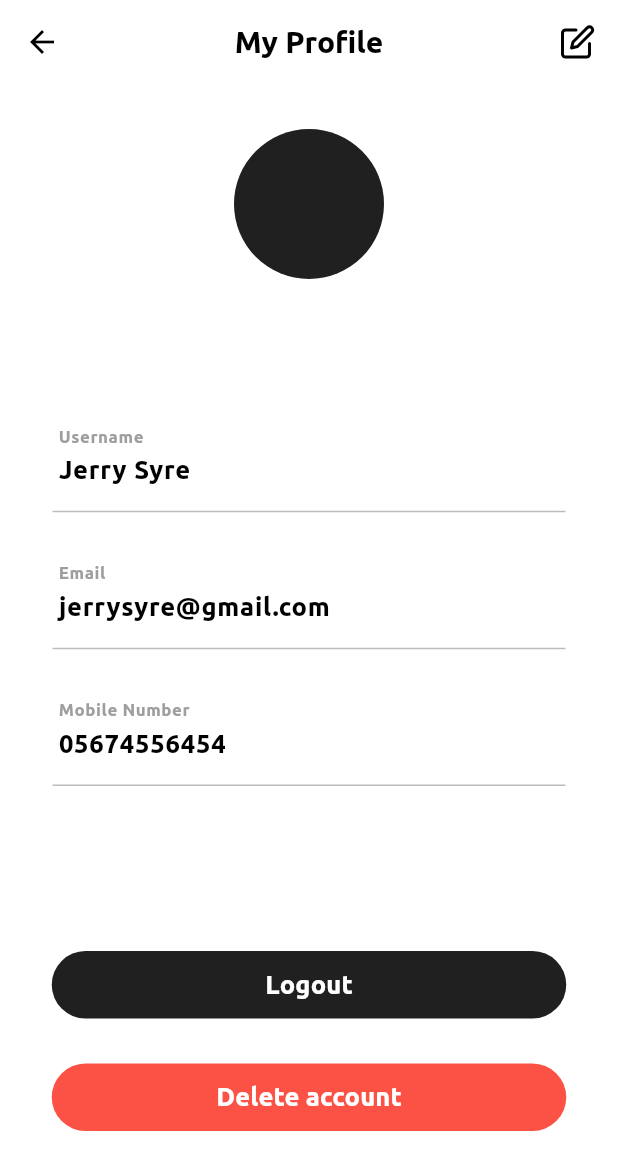
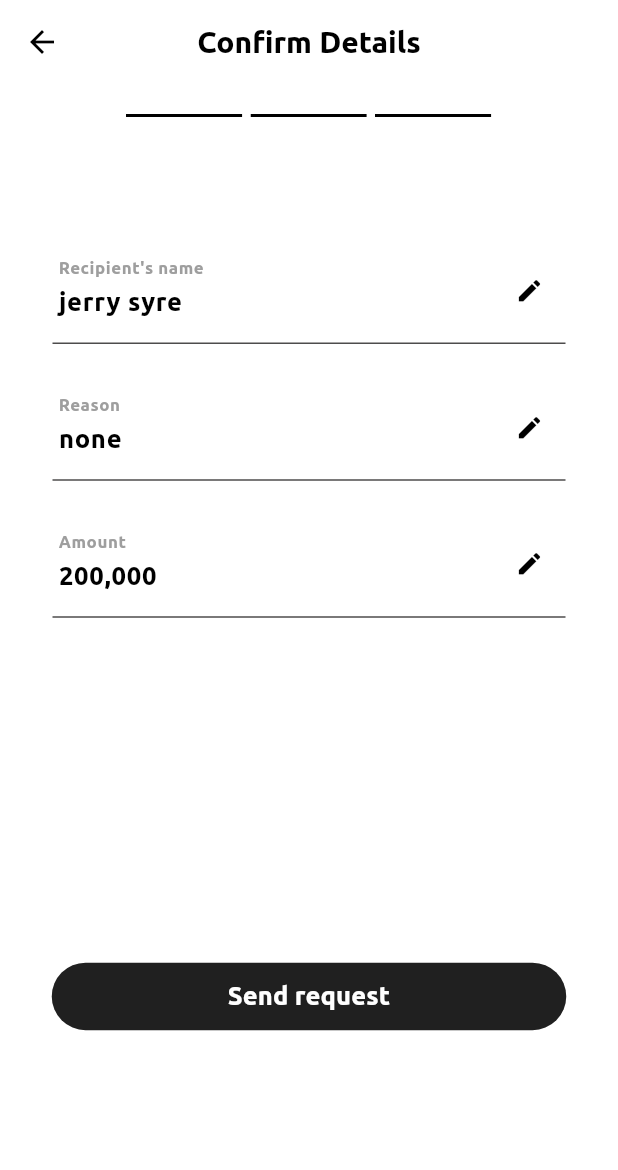
Before and after one commit to top2429/Finance-App, a Flutter app: the screen it shows after launch, on a phone screen of 412 x 824 dp. Shown: the top 1170 px of the screen. Run offline on Flutter 3.47's test engine with Material 2 defaults, Android fonts, the phone set to English and light mode, and no system bars; our stand-ins replace buttons_tabbar, flutter_otp_text_field, flutter_svg, google_fonts; missing offline and left inert: pin_plus_keyboard; project files that could hold a hidden picture were left out.

Commit message:
created the custom request workflow

```diff
--- a/lib/main.dart
+++ b/lib/main.dart
@@ -9,6 +9,10 @@ import 'package:tai/screens/completeRegistration/step3_IDpic.dart';
 import 'package:tai/screens/completeRegistration/step4_takeSelfie.dart';
 import 'package:tai/screens/completeRegistration/step5_confirmSelfie.dart';
 import 'package:tai/screens/completeRegistration/step6_finish.dart';
+import 'package:tai/screens/homeCardLinks/Request/chooseMethod.dart';
+import 'package:tai/screens/homeCardLinks/Request/customRequest/confirmDetails.dart';
+import 'package:tai/screens/homeCardLinks/Request/customRequest/enterAmount.dart';
+import 'package:tai/screens/homeCardLinks/Request/customRequest/selectRecipient.dart';
 import 'package:tai/screens/keyboard/keyboard.dart';
 import 'package:tai/screens/myProfile/profileScreen.dart';
 import 'package:tai/screens/onBoarding/chooseLanguage.dart';
@@ -31,7 +35,7 @@ class MyApp extends StatelessWidget {
       themeMode: ThemeMode.light,
             debugShowCheckedModeBanner: false,
 
-      home: ProfileScreen(),
+      home: ConfirmDetails(),
     );
   }
 }
--- /dev/null
+++ b/lib/screens/homeCardLinks/Request/customRequest/confirmDetails.dart
@@ -0,0 +1,113 @@
+import 'package:flutter/material.dart';
+import 'package:flutter_svg/svg.dart';
+import 'package:tai/custom_widgets/mainButton.dart';
+import 'package:tai/custom_widgets/textField.dart';
+import 'package:tai/custom_widgets/textField_icon.dart';
+
+class ConfirmDetails extends StatefulWidget {
+  const ConfirmDetails({super.key});
+
+  @override
+  State<ConfirmDetails> createState() => _ConfirmDetailsState();
+}
+
+class _ConfirmDetailsState extends State<ConfirmDetails> {
+  final TextEditingController recipientName =
+      TextEditingController(text: "jerry syre");
+  final TextEditingController reason = TextEditingController(text: "none");
+  final TextEditingController amount = TextEditingController(text: "200,000");
+
+  final _formKey = GlobalKey<FormState>();
+
+  @override
+  Widget build(BuildContext context) {
+    return Scaffold(
+      appBar: AppBar(
+        centerTitle: true,
+        title: Text(
+          "Confirm Details",
+          style: TextStyle(fontSize: 20),
+        ),
+        elevation: 0,
+        backgroundColor: Colors.white,
+        leading: IconButton(
+            color: Colors.black,
+            onPressed: () => Navigator.pop(context),
+            icon: const Icon(Icons.arrow_back)),
+      ),
+      body: SafeArea(
+          child: SingleChildScrollView(
+        child: Padding(
+          padding: const EdgeInsets.only(left: 20, right: 20, top: 20),
+          child: Column(
+            children: [
+              Row(
+                mainAxisAlignment: MainAxisAlignment.center,
+                children: [
+                  SvgPicture.asset("assets/images/darkLine.svg"),
+                  SizedBox(
+                    width: 5,
+                  ),
+                  SvgPicture.asset("assets/images/darkLine.svg"),
+                  SizedBox(
+                    width: 5,
+                  ),
+                  SvgPicture.asset("assets/images/darkLine.svg"),
+                ],
+              ),
+              SizedBox(
+                height: 40,
+              ),
+              SizedBox(
+                height: 40,
+              ),
+              Padding(
+                padding: const EdgeInsets.symmetric(horizontal: 15),
+                child: Form(
+                    key: _formKey,
+                    child: Column(
+                      children: [
+                        TextFieldWidgetIcon(
+                          hasICon: true,
+                          enabled: true,
+                          controller: recipientName,
+                          label: "Recipient's name",
+                          onChanged: (value) {},
+                        ),
+                        SizedBox(
+                          height: 20,
+                        ),
+                        TextFieldWidgetIcon(
+                          hasICon: true,
+                          enabled: true,
+                          controller: reason,
+                          label: "Reason",
+                          onChanged: (value) {},
+                        ),
+                        SizedBox(
+                          height: 20,
+                        ),
+                        TextFieldWidgetIcon(
+                          hasICon: true,
+                          enabled: true,
+                          controller: amount,
+                          label: "Amount",
+                          onChanged: (value) {},
+                        ),
+                      ],
+                    )),
+              ),
+              SizedBox(
+                height: 230,
+              ),
+              MainButton(text: "Send request", onpressed: () {}),
+              SizedBox(
+                height: 30,
+              )
+            ],
+          ),
+        ),
+      )),
+    );
+  }
+}
```
Also changed, not shown: lib/custom_widgets/arrowButton.dart (added, +51 -0 lines), lib/custom_widgets/textField.dart (+90 -0 lines), lib/screens/homeCardLinks/Request/chooseMethod.dart (added, +70 -0 lines), lib/screens/homeCardLinks/Request/customRequest/enterAmount.dart (added, +93 -0 lines), lib/screens/homeCardLinks/Request/customRequest/selectRecipient.dart (added, +102 -0 lines), assets/images/customRequest.svg (added), assets/images/splitBill.svg (added), 2 other files.
